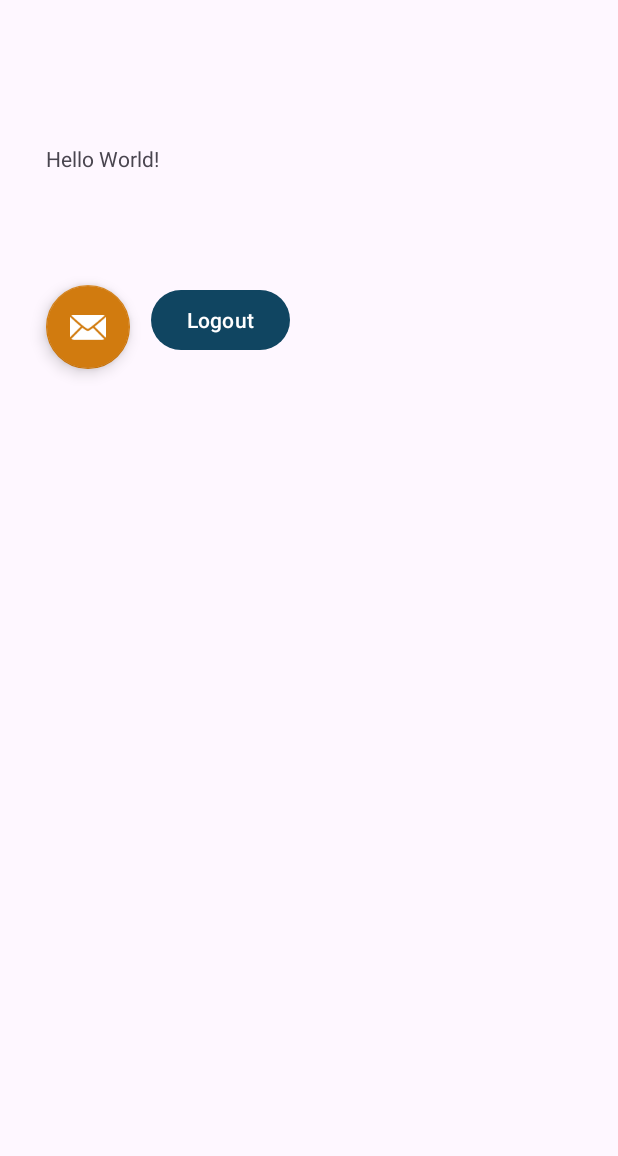
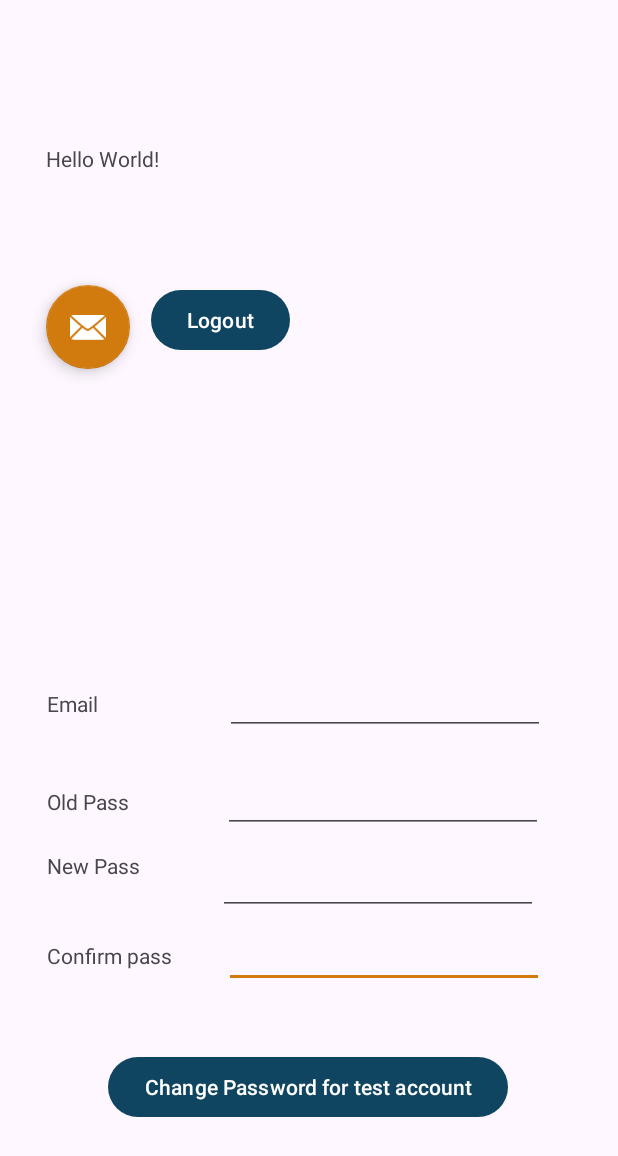
Before and after one commit to emanabdeen/VitaVault, an Android app: the MainActivity screen opened directly, with no data from a screen before it, on a phone screen of 412 x 824 dp. Shown: the top 1156 px of the screen. Run offline under Robolectric (Android 15) with nearby library versions, the phone set to English and light mode, and no system bars; our stand-ins replace Firebase (no records; nobody signed in at launch, a user with empty details on screens opened directly).

Commit message:
Got password changing almost entirely working (just need to get the messages shown consistently in toasts or on page)

```diff
--- a/app/build.gradle.kts
+++ b/app/build.gradle.kts
@@ -1,5 +1,6 @@
 plugins {
     alias(libs.plugins.android.application)
+    alias(libs.plugins.google.gms.google.services)
 }
 
 android {
--- a/app/src/main/java/com/example/insight/view/MainActivity.java
+++ b/app/src/main/java/com/example/insight/view/MainActivity.java
@@ -2,25 +2,31 @@ package com.example.insight.view;
 
 import android.content.Intent;
 import android.os.Bundle;
+import android.util.Log;
 import android.view.View;
 import android.widget.Button;
+import android.widget.EditText;
 import android.widget.Toast;
 
 import androidx.appcompat.app.AppCompatActivity;
 
 import com.example.insight.databinding.ActivityLoginBinding;
 import com.example.insight.databinding.ActivityMainBinding;
+import com.example.insight.utility.LoginRegisterHelper;
 import com.google.android.gms.tasks.OnCompleteListener;
 import com.google.android.gms.tasks.Task;
 import com.google.firebase.auth.FirebaseAuth;
 import com.google.firebase.auth.FirebaseUser;
+
+import java.util.concurrent.CompletableFuture;
 
 public class MainActivity extends AppCompatActivity {
 
     ActivityMainBinding binding;
     FirebaseAuth mAuth;
     FirebaseUser user;
-    Button btn;
+    Button btn, changePassButton;
+    EditText oldPw, newPw, confirmPw, email;
 
     @Override
     protected void onCreate(Bundle savedInstanceState) {
@@ -35,8 +41,14 @@ public class MainActivity extends AppCompatActivity {
             finish();
             startActivity(new Intent(MainActivity.this, Login.class));
         }
+        oldPw = binding.editTextOldPw;
+        newPw = binding.editTextNewPw;
+        confirmPw = binding.editTextConfirmPw;
+        email = binding.editTextEmail;
 
         btn = binding.button;
+        changePassButton = binding.testPasswordChange;
+
         btn.setOnClickListener(new View.OnClickListener() {
             @Override
             public void onClick(View view) {
@@ -50,5 +62,23 @@ public class MainActivity extends AppCompatActivity {
                 }
             }
         });
+        changePassButton.setOnClickListener(new View.OnClickListener() {
+            @Override
+            public void onClick(View view) {
+                mAuth = FirebaseAuth.getInstance();
+                if (user != null) {
+                    LoginRegisterHelper lrh = new LoginRegisterHelper();
+                    try {
+                        CompletableFuture<String> changePasswordResult = lrh.changePassword(oldPw.getText().toString(), newPw.getText().toString(), confirmPw.getText().toString(), mAuth);
+                        changePasswordResult.thenAccept( result -> {
+                            Toast.makeText(getApplicationContext(), result, Toast.LENGTH_SHORT).show();
+                        });
+
+                    } catch (InterruptedException e) {
+                        Log.e("MainActivity", "Change password encountered an error: " + e.getMessage());
+                    }
+                }
+            }
+        });
     }
 }
--- a/app/src/main/res/layout/activity_main.xml
+++ b/app/src/main/res/layout/activity_main.xml
@@ -8,6 +8,7 @@
     tools:context=".view.MainActivity">
 
     <TextView
+        android:id="@+id/textView8"
         android:layout_width="wrap_content"
         android:layout_height="wrap_content"
         android:text="Hello World!"
@@ -44,5 +45,101 @@
         app:layout_constraintVertical_bias="0.247"
         app:srcCompat="@android:drawable/ic_dialog_email" />
 
+    <Button
+        android:id="@+id/testPasswordChange"
+        android:layout_width="wrap_content"
+        android:layout_height="wrap_content"
+        android:text="Change Password for test account"
+        app:layout_constraintBottom_toBottomOf="parent"
+        app:layout_constraintEnd_toEndOf="parent"
+        app:layout_constraintHorizontal_bias="0.496"
+        app:layout_constraintStart_toStartOf="parent"
+        app:layout_constraintTop_toTopOf="parent"
+        app:layout_constraintVertical_bias="0.903" />
+
+    <EditText
+        android:id="@+id/editTextConfirmPw"
+        android:layout_width="wrap_content"
+        android:layout_height="wrap_content"
+        android:layout_marginEnd="49dp"
+        android:layout_marginBottom="42dp"
+        android:ems="10"
+        android:inputType="textPassword"
+        app:layout_constraintBottom_toTopOf="@+id/testPasswordChange"
+        app:layout_constraintEnd_toEndOf="parent" />
+
+    <EditText
+        android:id="@+id/editTextOldPw"
+        android:layout_width="wrap_content"
+        android:layout_height="wrap_content"
+        android:layout_marginStart="3dp"
+        android:layout_marginBottom="9dp"
+        android:ems="10"
+        android:inputType="textPassword"
+        app:layout_constraintBottom_toTopOf="@+id/editTextNewPw"
+        app:layout_constraintStart_toStartOf="@+id/editTextNewPw" />
+
+    <EditText
+        android:id="@+id/editTextEmail"
+        android:layout_width="wrap_content"
+        android:layout_height="wrap_content"
+        android:layout_marginStart="1dp"
+        android:layout_marginBottom="20dp"
+        android:ems="10"
+        android:inputType="textEmailAddress"
+        app:layout_constraintBottom_toTopOf="@+id/editTextOldPw"
+        app:layout_constraintStart_toStartOf="@+id/editTextOldPw" />
+
+    <EditText
+        android:id="@+id/editTextNewPw"
+        android:layout_width="wrap_content"
+        android:layout_height="wrap_content"
+        android:layout_marginEnd="4dp"
+        android:layout_marginBottom="3dp"
+        android:ems="10"
+        android:inputType="textPassword"
+        app:layout_constraintBottom_toTopOf="@+id/editTextConfirmPw"
+        app:layout_constraintEnd_toEndOf="@+id/editTextConfirmPw" />
+
+    <TextView
+        android:id="@+id/textView4"
+        android:layout_width="wrap_content"
+        android:layout_height="wrap_content"
+        android:layout_marginStart="31dp"
+        android:layout_marginTop="46dp"
+        android:text="Old Pass"
+        app:layout_constraintStart_toStartOf="parent"
+        app:layout_constraintTop_toBottomOf="@+id/textView6" />
+
+    <TextView
+        android:id="@+id/textView6"
+        android:layout_width="wrap_content"
+        android:layout_height="wrap_content"
+        android:layout_marginStart="31dp"
+        android:layout_marginBottom="11dp"
+        android:text="Email"
+        app:layout_constraintBottom_toBottomOf="@+id/editTextEmail"
+        app:layout_constraintStart_toStartOf="parent" />
+
+    <TextView
+        android:id="@+id/textView5"
+        android:layout_width="wrap_content"
+        android:layout_height="wrap_content"
+        android:layout_marginStart="31dp"
+        android:layout_marginTop="23dp"
+        android:text="New Pass"
+        app:layout_constraintStart_toStartOf="parent"
+        app:layout_constraintTop_toBottomOf="@+id/textView4" />
+
+    <TextView
+        android:id="@+id/textView7"
+        android:layout_width="wrap_content"
+        android:layout_height="wrap_content"
+        android:layout_marginStart="31dp"
+        android:text="Confirm pass
+"
+        app:layout_constraintBaseline_toBaselineOf="@+id/editTextConfirmPw"
+        app:layout_constraintStart_toStartOf="parent" />
+
 
 </androidx.constraintlayout.widget.ConstraintLayout>
--- a/gradle/libs.versions.toml
+++ b/gradle/libs.versions.toml
@@ -1,5 +1,7 @@
 [versions]
-agp = "8.7.3"
+agp = "8.8.0"
+googleCloudFirestore = "3.6.4"
+googleCloudFirestoreVersion = "3.30.6"
 junit = "4.13.2"
 junitVersion = "1.2.1"
 espressoCore = "3.6.1"
```
Also changed, not shown: app/src/main/java/com/example/insight/utility/LoginRegisterHelper.java (+50 -47 lines), gradle/wrapper/gradle-wrapper.properties.
